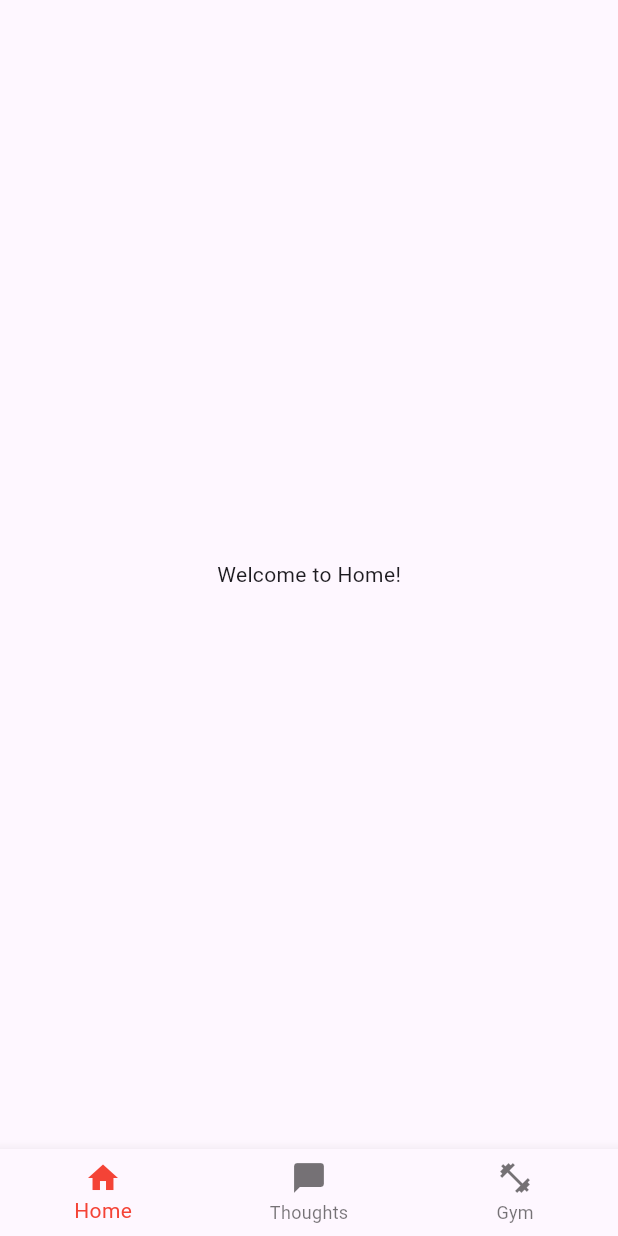
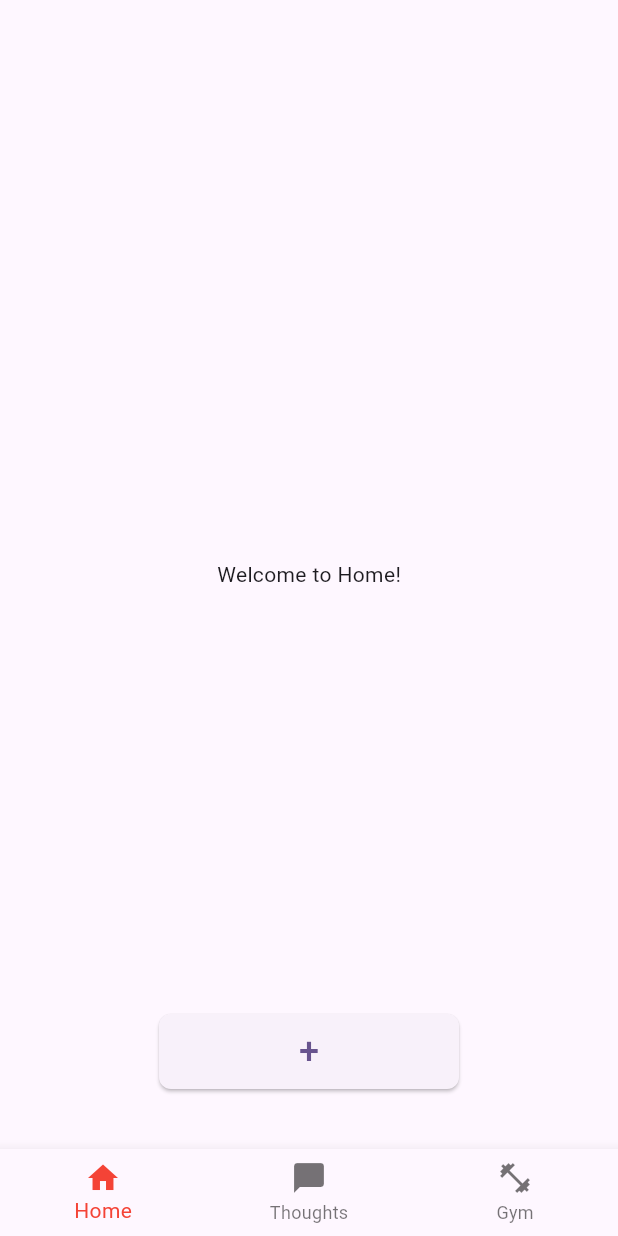
Before and after one commit to acm-uic/student-task-manager-sig-mobile-dev, a Flutter app: the screen it shows after launch, on a phone screen of 412 x 824 dp. Run offline on Flutter 3.47's test engine with Material 3 defaults, Android fonts, the light colour scheme and no system bars; our stand-ins replace get.

Commit message:
Added button to home screen

```diff
--- a/lib/screens/home.dart
+++ b/lib/screens/home.dart
@@ -2,17 +2,41 @@ import 'package:flutter/material.dart';
 import '../widgets/general/bottom_tab_navigator.dart';
 
 class MainHomePage extends StatelessWidget {
-  const MainHomePage({ super.key });
+  const MainHomePage({super.key});
 
   @override
   Widget build(BuildContext context) {
-    return (
-      Scaffold (
-        body: const Center (
-          child: Text ("Welcome to Home!")
-        ),
-        bottomNavigationBar: bottomTabNavigator(),
-      )
+    return Scaffold(
+      body: Stack(
+        children: [
+          const Center(
+            child: Text("Welcome to Home!"),
+          ),
+          Align(
+            alignment: Alignment.bottomCenter,
+            child: Padding(
+              padding: const EdgeInsets.only(bottom: 40), // Adjust padding for height
+              child: ElevatedButton(
+                onPressed: () {
+                  // Add your button action here
+                  print('Button Pressed');
+                },
+                style: ElevatedButton.styleFrom(
+                  minimumSize: const Size(200, 50), // Width: 200, Height: 50
+                  shape: RoundedRectangleBorder(
+                    borderRadius: BorderRadius.circular(8), // Rounded corners
+                  ),
+                ),
+                child: const Text(
+                  "+",
+                  style: TextStyle(fontSize: 24),
+                ),
+              ),
+            ),
+          ),
+        ],
+      ),
+      bottomNavigationBar: bottomTabNavigator(),
     );
   }
 }
--- a/lib/screens/thoughts.dart
+++ b/lib/screens/thoughts.dart
@@ -83,7 +83,7 @@ class ThoughtsPageState extends State<ThoughtsPage> {
                   padding: const EdgeInsets.all(15.0),
                   decoration: BoxDecoration(
                     color: Colors.white,
-                    borderRadius: BorderRadius.horizontal(),
+                    borderRadius: const BorderRadius.horizontal(),
                     border: Border.all(color: Colors.black, width:2),
                   ),
                   child: const Text(
@@ -96,7 +96,7 @@ class ThoughtsPageState extends State<ThoughtsPage> {
                   padding: const EdgeInsets.all(15.0),
                   decoration: BoxDecoration(
                     color: Colors.white,
-                    borderRadius: BorderRadius.horizontal(),
+                    borderRadius: const BorderRadius.horizontal(),
                     border: Border.all(color: Colors.black, width:2),
                   ),
                   child: const Text(
@@ -106,7 +106,7 @@ class ThoughtsPageState extends State<ThoughtsPage> {
                 ),
               ],
             ),
-            Expanded(
+            const Expanded(
               child: SingleChildScrollView(
                 child: Column(
                   crossAxisAlignment: CrossAxisAlignment.start,
```
Also changed, not shown: 1 other file.
